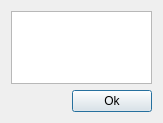
micmacIGN/micmac, file src/saisieQT/Help.ui: the form before one commit.
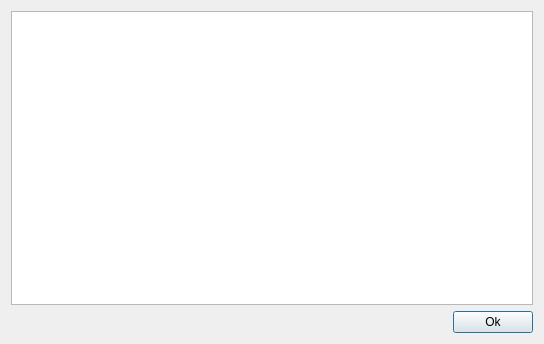
The form after the commit. Icons and pictures are not drawn.

Commit message: help Qt4

Diff of the .ui file:
```diff
--- a/src/saisieQT/Help.ui
+++ b/src/saisieQT/Help.ui
@@ -9,10 +9,16 @@
    <rect>
     <x>0</x>
     <y>0</y>
-    <width>163</width>
-    <height>123</height>
+    <width>544</width>
+    <height>344</height>
    </rect>
   </property>
+  <property name="sizePolicy">
+   <sizepolicy hsizetype="Preferred" vsizetype="Preferred">
+    <horstretch>0</horstretch>
+    <verstretch>0</verstretch>
+   </sizepolicy>
+  </property>
   <property name="windowTitle">
    <string>Settings</string>
   </property>
@@ -27,7 +33,20 @@
    <item row="0" column="0">
     <layout class="QVBoxLayout" name="verticalLayout">
      <item>
-      <widget class="QTableView" name="tableView"/>
+      <widget class="QTableView" name="tableView">
+       <property name="sizePolicy">
+        <sizepolicy hsizetype="Expanding" vsizetype="Minimum">
+         <horstretch>0</horstretch>
+         <verstretch>0</verstretch>
+        </sizepolicy>
+       </property>
+       <attribute name="horizontalHeaderHighlightSections">
+        <bool>false</bool>
+       </attribute>
+       <attribute name="verticalHeaderVisible">
+        <bool>false</bool>
+       </attribute>
+      </widget>
      </item>
      <item>
       <layout class="QHBoxLayout" name="horizontalLayout">
```
The commit also changes 2 other files.
